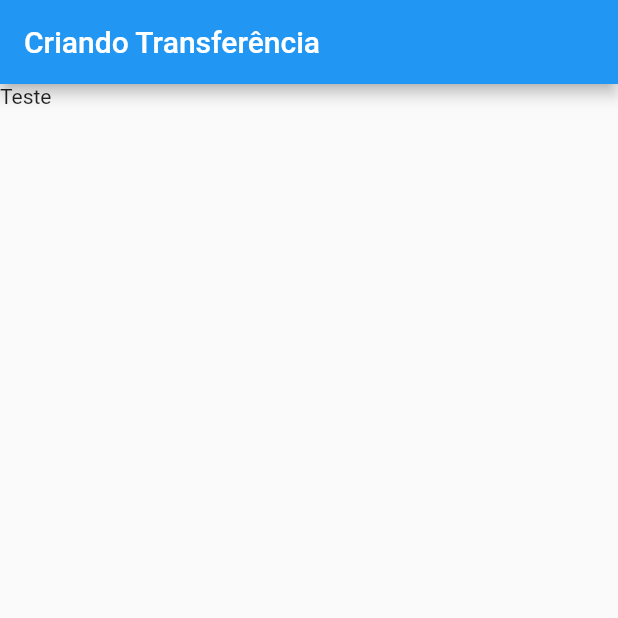
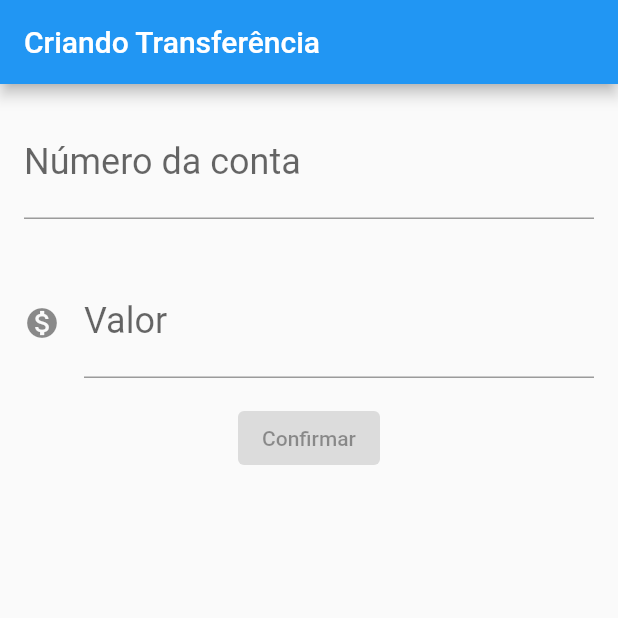
Before and after one commit to celsofilho82/Flutter, a Flutter app: the screen it shows after launch, on a phone screen of 412 x 824 dp, the top half of it. Run offline on Flutter 3.47's test engine with Material 2 defaults, Android fonts, the phone set to English and light mode, and no system bars.

Commit message:
Montando o layout do formulário

```diff
--- a/bytebank/lib/main.dart
+++ b/bytebank/lib/main.dart
@@ -10,7 +10,36 @@ class FormularioTransferencia extends StatelessWidget {
       appBar: AppBar(
         title: Text('Criando Transferência'),
       ),
-      body: Text('Teste'),
+      body: Column(
+        children: [
+          Padding(
+            padding: const EdgeInsets.all(16.0),
+            child: TextField(
+              style: TextStyle(fontSize: 24.0),
+              decoration: InputDecoration(
+                labelText: 'Número da conta',
+                hintText: '0000',
+              ),
+              keyboardType: TextInputType.number,
+            ),
+          ),
+          Padding(
+            padding: const EdgeInsets.all(16.0),
+            child: TextField(
+              style: TextStyle(fontSize: 24.0),
+              decoration: InputDecoration(
+                icon: Icon(Icons.monetization_on),
+                labelText: 'Valor',
+                hintText: '0.00',
+              ),
+              keyboardType: TextInputType.number,
+            ),
+          ),
+          ElevatedButton(
+            child: Text('Confirmar'),
+          ),
+        ],
+      ),
     );
   }
 }
```
